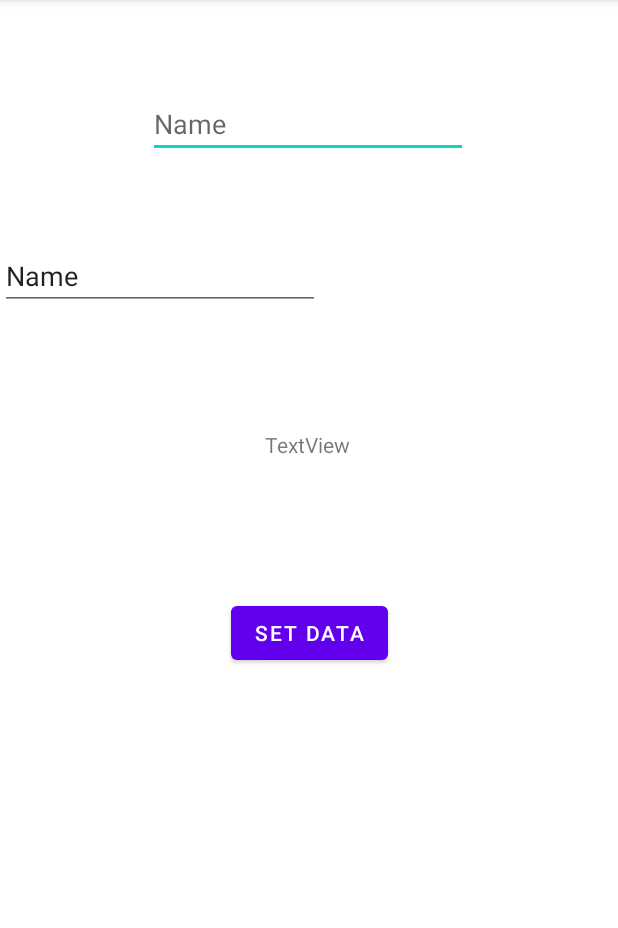
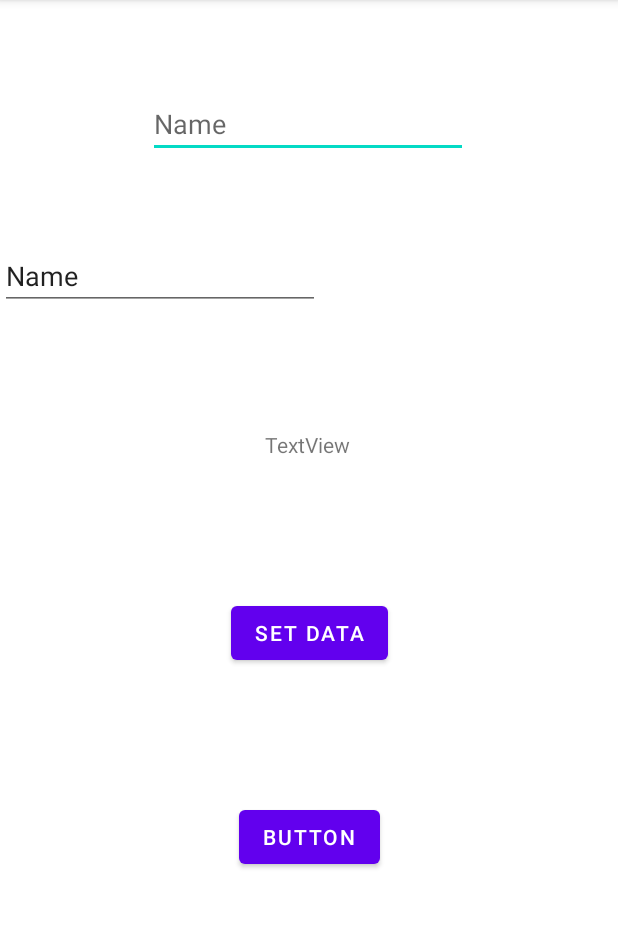
Before and after one commit to Austin-Earl-Private/ChildrenLearningApp, an Android app: the screen it shows after launch (MainActivity), after a tap on "SET DATA", on a phone screen of 412 x 824 dp, the part 84-1012 px from its top. Run offline under Robolectric (Android 15) with nearby library versions, the phone set to English and light mode, and no system bars; 1 statement that could not run was skipped.

Commit message:
SharedPreferences set up
Team Activity done!

```diff
--- a/app/src/main/java/edu/byui/childrenlearningapp/MainActivity.java
+++ b/app/src/main/java/edu/byui/childrenlearningapp/MainActivity.java
@@ -10,6 +10,7 @@ import android.util.Log;
 import android.view.View;
 import android.widget.EditText;
 import android.widget.TextView;
+import android.widget.Toast;
 
 import com.google.gson.Gson;
 
@@ -17,6 +18,7 @@ public class MainActivity extends AppCompatActivity {
 
     public static final String NAME = "CHILD_NAME";
     public static final String AGE = "CHILD_AGE";
+    public static final String PREFERENCES = "PREFERENCES";
 
     @Override
     protected void onCreate(Bundle savedInstanceState) {
@@ -49,20 +51,41 @@ public class MainActivity extends AppCompatActivity {
 
     public void getData(View btnAction){
         String name;
-        int age;
+        String age;
 
         EditText getName = findViewById(R.id.txtName);
         EditText getAge = findViewById(R.id.txtAge);
         TextView display = findViewById(R.id.txtDisplay);
 
         name = getName.getText().toString();
-        age = Integer.parseInt(getAge.getText().toString());
+        age = getAge.getText().toString();
 
-        Intent intent = new Intent(this, Statics.class);
-        intent.putExtra(NAME, name);
-        intent.putExtra(AGE, age);
+        SharedPreferences childPref = getSharedPreferences(MainActivity.PREFERENCES, Context.MODE_PRIVATE);
+        SharedPreferences.Editor save = childPref.edit();
 
-        startActivity(intent);
+        save.putString(NAME, name);
+        save.putString(AGE, age);
+        save.apply();
+
+        Toast.makeText(this,"Name and Age saved of the Child", Toast.LENGTH_SHORT).show();
+
+        //Intent intent = new Intent(this, Statics.class);
+        //intent.putExtra(NAME, name);
+        //intent.putExtra(AGE, age);
+
+        //startActivity(intent);
+
+    }
+
+    public void DisplayData(View btnDisplay){
+        SharedPreferences preferences = getSharedPreferences(PREFERENCES, Context.MODE_PRIVATE);
+
+        String childName = preferences.getString(NAME, null);
+        String childAge = preferences.getString(AGE, null);
+
+        TextView display = findViewById(R.id.txtDisplay);
+
+        display.setText("Child name: "+childName+"\nChild age: "+childAge);
 
     }
 }
--- a/app/src/main/res/layout/activity_main.xml
+++ b/app/src/main/res/layout/activity_main.xml
@@ -51,4 +51,17 @@
         android:text="Name"
         app:layout_constraintTop_toBottomOf="@+id/txtName"
         tools:layout_editor_absoluteX="100dp" />
+
+    <Button
+        android:id="@+id/btnDisplay"
+        android:layout_width="wrap_content"
+        android:layout_height="wrap_content"
+        android:layout_marginTop="88dp"
+        android:onClick="DisplayData"
+        android:text="Button"
+        app:layout_constraintBottom_toBottomOf="parent"
+        app:layout_constraintEnd_toEndOf="parent"
+        app:layout_constraintStart_toStartOf="parent"
+        app:layout_constraintTop_toBottomOf="@+id/btnAction"
+        app:layout_constraintVertical_bias="0.0" />
 </androidx.constraintlayout.widget.ConstraintLayout>
```
